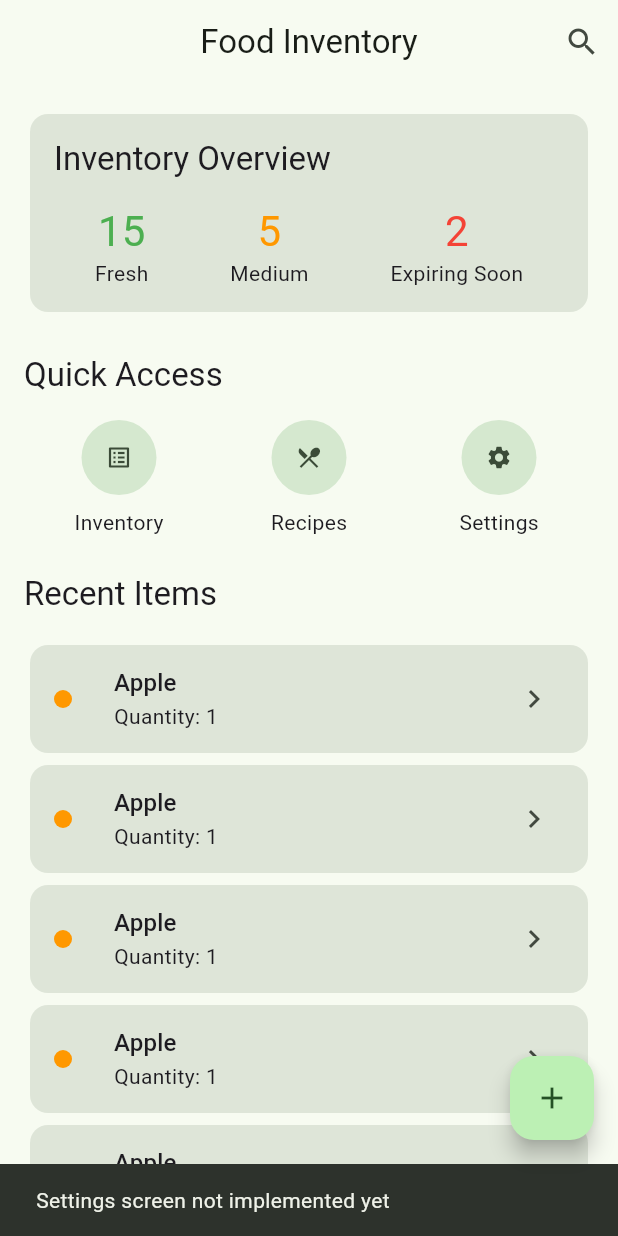
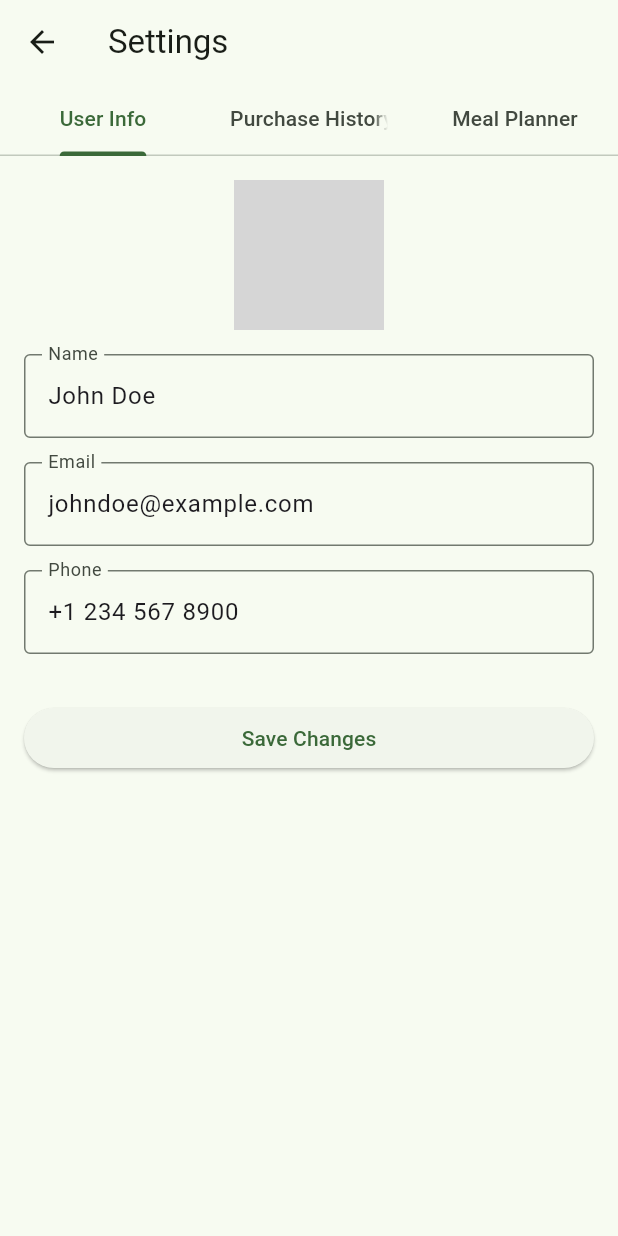
Before and after one commit to sharp119/smart_grocery, a Flutter app: the screen it shows after launch, after a tap on the "settings" icon, on a phone screen of 412 x 824 dp. Run offline on Flutter 3.47's test engine with Material 3 defaults, Android fonts, the phone set to English and light mode, and no system bars; our stand-ins replace google_fonts; grey boxes are pictures that could not be loaded.

```diff
--- a/lib/app.dart
+++ b/lib/app.dart
@@ -3,8 +3,8 @@ import 'package:google_fonts/google_fonts.dart';
 import 'screens/home_screen.dart';
 import 'screens/inventory_screen.dart';
 import 'screens/add_item_screen.dart';
-import 'screens/item_details_screen.dart';
 import 'screens/recipes_screen.dart';
+import 'screens/settings_screen.dart';
 
 class MyApp extends StatelessWidget {
   const MyApp({Key? key}) : super(key: key);
@@ -22,8 +22,9 @@ class MyApp extends StatelessWidget {
       routes: {
         '/': (context) => HomeScreen(),
         '/inventory': (context) => InventoryScreen(),
-        '/add_item': (context) => AddItemScreen(),
+        '/add_item': (context) => const AddItemScreen(),
         '/recipes': (context) => RecipesScreen(),
+        '/settings': (context) => const SettingsScreen(),
       },
     );
   }
--- a/lib/components/custom_app_bar.dart
+++ b/lib/components/custom_app_bar.dart
@@ -2,26 +2,19 @@ import 'package:flutter/material.dart';
 
 class CustomAppBar extends StatelessWidget implements PreferredSizeWidget {
   final String title;
+  final List<Widget>? actions;
 
-  const CustomAppBar({Key? key, required this.title}) : super(key: key);
+  const CustomAppBar({
+    Key? key,
+    required this.title,
+    this.actions,
+  }) : super(key: key);
 
   @override
   Widget build(BuildContext context) {
     return AppBar(
       title: Text(title),
-      centerTitle: true,
-      actions: [
-        IconButton(
-          icon: const Icon(Icons.search),
-          onPressed: () {
-            // TODO: Implement search functionality
-            ScaffoldMessenger.of(context).showSnackBar(
-              const SnackBar(
-                  content: Text('Search functionality not implemented yet')),
-            );
-          },
-        ),
-      ],
+      actions: actions,
     );
   }
 
--- a/lib/models/models.dart
+++ b/lib/models/models.dart
@@ -27,3 +27,27 @@ class Recipe {
     required this.instructions,
   });
 }
+
+class UserProfile {
+  String name;
+  String email;
+  String phoneNumber;
+  String? avatarUrl;
+
+  UserProfile({
+    required this.name,
+    required this.email,
+    required this.phoneNumber,
+    this.avatarUrl,
+  });
+}
+
+class PurchaseHistoryItem {
+  final DateTime date;
+  final List<String> items;
+
+  PurchaseHistoryItem({
+    required this.date,
+    required this.items,
+  });
+}
--- a/lib/screens/home_screen.dart
+++ b/lib/screens/home_screen.dart
@@ -6,7 +6,9 @@ import 'add_item_screen.dart';
 import 'inventory_screen.dart';
 import 'recipes_screen.dart';
 import 'item_details_screen.dart';
+import 'settings_screen.dart';
 import 'dart:math';
+import '../models/models.dart';
 
 class HomeScreen extends StatelessWidget {
   HomeScreen({Key? key}) : super(key: key);
@@ -24,7 +26,20 @@ class HomeScreen extends StatelessWidget {
   @override
   Widget build(BuildContext context) {
     return Scaffold(
-      appBar: const CustomAppBar(title: 'Food Inventory'),
+      appBar: CustomAppBar(
+        title: 'Food Inventory',
+        actions: [
+          IconButton(
+            icon: const Icon(Icons.settings),
+            onPressed: () {
+              Navigator.push(
+                context,
+                MaterialPageRoute(builder: (context) => const SettingsScreen()),
+              );
+            },
+          ),
+        ],
+      ),
       body: SingleChildScrollView(
         child: Padding(
           padding: const EdgeInsets.all(16.0),
@@ -115,10 +130,9 @@ class HomeScreen extends StatelessWidget {
               );
             }),
             _buildQuickAccessItem(context, Icons.settings, 'Settings', () {
-              // TODO: Navigate to Settings screen
-              ScaffoldMessenger.of(context).showSnackBar(
-                const SnackBar(
-                    content: Text('Settings screen not implemented yet')),
+              Navigator.push(
+                context,
+                MaterialPageRoute(builder: (context) => const SettingsScreen()),
               );
             }),
           ],
--- /dev/null
+++ b/lib/screens/settings_screen.dart
@@ -0,0 +1,199 @@
+import 'package:flutter/material.dart';
+import '../components/custom_app_bar.dart';
+import '../models/models.dart';
+
+class SettingsScreen extends StatefulWidget {
+  const SettingsScreen({Key? key}) : super(key: key);
+
+  @override
+  _SettingsScreenState createState() => _SettingsScreenState();
+}
+
+class _SettingsScreenState extends State<SettingsScreen>
+    with SingleTickerProviderStateMixin {
+  late TabController _tabController;
+
+  @override
+  void initState() {
+    super.initState();
+    _tabController = TabController(length: 3, vsync: this);
+  }
+
+  @override
+  void dispose() {
+    _tabController.dispose();
+    super.dispose();
+  }
+
+  @override
+  Widget build(BuildContext context) {
+    return Scaffold(
+      appBar: const CustomAppBar(title: 'Settings'),
+      body: Column(
+        children: [
+          TabBar(
+            controller: _tabController,
+            tabs: const [
+              Tab(text: 'User Info'),
+              Tab(text: 'Purchase History'),
+              Tab(text: 'Meal Planner'),
+            ],
+          ),
+          Expanded(
+            child: TabBarView(
+              controller: _tabController,
+              children: [
+                _buildUserInfoTab(),
+                _buildPurchaseHistoryTab(),
+                _buildMealPlannerTab(),
+              ],
+            ),
+          ),
+        ],
+      ),
+    );
+  }
+
+  Widget _buildUserInfoTab() {
+    return ListView(
+      padding: const EdgeInsets.all(16.0),
+      children: [
+        _buildUserAvatar(),
+        const SizedBox(height: 16),
+        _buildTextField('Name', 'John Doe'),
+        _buildTextField('Email', 'johndoe@example.com'),
+        _buildTextField('Phone', '+1 234 567 8900'),
+        const SizedBox(height: 16),
+        ElevatedButton(
+          onPressed: () {
+            ScaffoldMessenger.of(context).showSnackBar(
+              const SnackBar(content: Text('Changes saved')),
+            );
+          },
+          child: const Text('Save Changes'),
+        ),
+      ],
+    );
+  }
+
+  Widget _buildUserAvatar() {
+    return Center(
+      child: Stack(
+        children: [
+          const CircleAvatar(
+            radius: 50,
+            backgroundImage: AssetImage('assets/images/default_avatar.png'),
+          ),
+          Positioned(
+            bottom: 0,
+            right: 0,
+            child: CircleAvatar(
+              backgroundColor: Theme.of(context).colorScheme.primary,
+              radius: 18,
+              child: IconButton(
+                icon: const Icon(Icons.edit, size: 18),
+                color: Theme.of(context).colorScheme.onPrimary,
+                onPressed: () {
+                  ScaffoldMessenger.of(context).showSnackBar(
+                    const SnackBar(
+                        content: Text('Avatar change not implemented yet')),
+                  );
+                },
+              ),
+            ),
+          ),
+        ],
+      ),
+    );
+  }
+
+  Widget _buildTextField(String label, String initialValue) {
+    return Padding(
+      padding: const EdgeInsets.only(bottom: 16.0),
+      child: TextFormField(
+        initialValue: initialValue,
+        decoration: InputDecoration(
+          labelText: label,
+          border: const OutlineInputBorder(),
+        ),
+      ),
+    );
+  }
+
+  Widget _buildPurchaseHistoryTab() {
+    final purchases = [
+      {
+        'date': '2023-10-15',
+        'items': ['Apples', 'Milk', 'Bread']
+      },
+      {
+        'date': '2023-10-10',
+        'items': ['Chicken', 'Rice', 'Vegetables']
+      },
+      {
+        'date': '2023-10-05',
+        'items': ['Eggs', 'Cheese', 'Yogurt']
+      },
+    ];
+
+    return ListView.builder(
+      itemCount: purchases.length,
+      itemBuilder: (context, index) {
+        final purchase = purchases[index];
+        return Card(
+          margin: const EdgeInsets.symmetric(vertical: 8, horizontal: 16),
+          child: ListTile(
+            title: Text('Purchase on ${purchase['date']}'),
+            subtitle: Text((purchase['items'] as List<String>).join(', ')),
+            trailing: IconButton(
+              icon: const Icon(Icons.info_outline),
+              onPressed: () {
+                ScaffoldMessenger.of(context).showSnackBar(
+                  const SnackBar(
+                      content: Text('Purchase details not implemented yet')),
+                );
+              },
+            ),
+          ),
+        );
+      },
+    );
+  }
+
+  Widget _buildMealPlannerTab() {
+    return Center(
+      child: Column(
+        mainAxisAlignment: MainAxisAlignment.center,
+        children: [
+          Icon(
+            Icons.restaurant_menu,
+            size: 100,
+            color: Theme.of(context).colorScheme.secondary,
+          ),
+          const SizedBox(height: 16),
+          Text(
+            'Meal Planner Coming Soon!',
+            style: Theme.of(context).textTheme.headlineSmall,
+            textAlign: TextAlign.center,
+          ),
+          const SizedBox(height: 16),
+          const Text(
+            'We\'re working on a smart meal planner to help you use your ingredients efficiently and reduce food waste.',
+            textAlign: TextAlign.center,
+            style: TextStyle(fontSize: 16),
+          ),
+          const SizedBox(height: 24),
+          ElevatedButton(
+            onPressed: () {
+              ScaffoldMessenger.of(context).showSnackBar(
+                const SnackBar(
+                    content: Text('Notification sign-up not implemented yet')),
+              );
+            },
+            child: const Text('Notify Me When It\'s Ready'),
+          ),
+        ],
+      ),
+    );
+  }
+}
```
